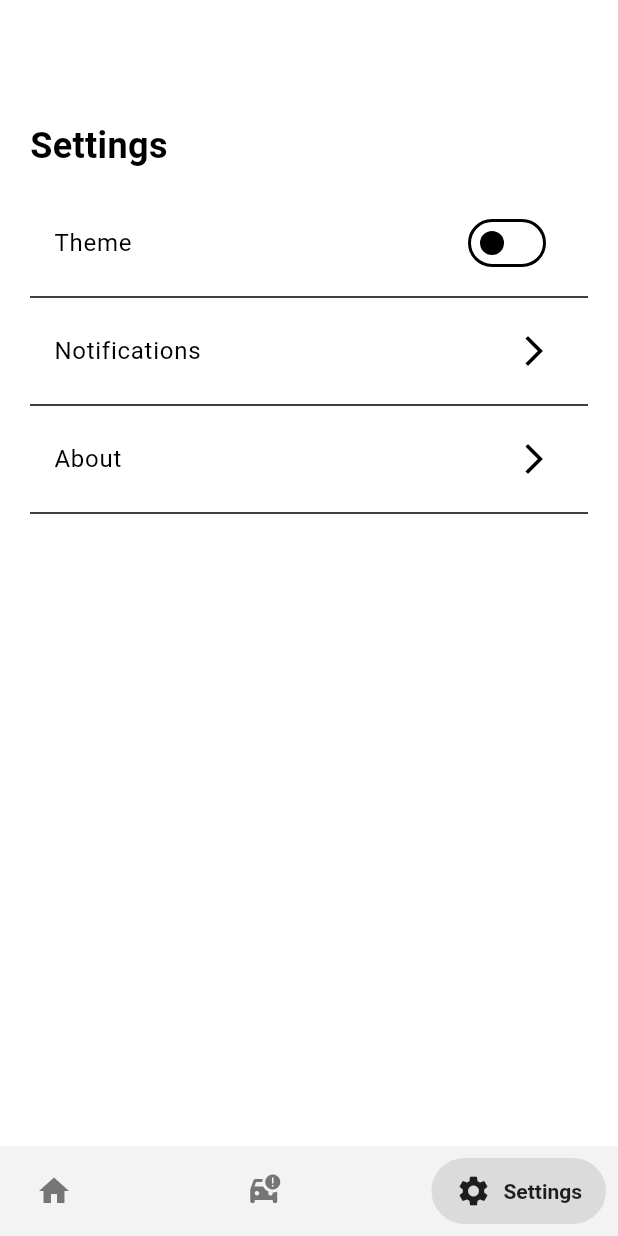
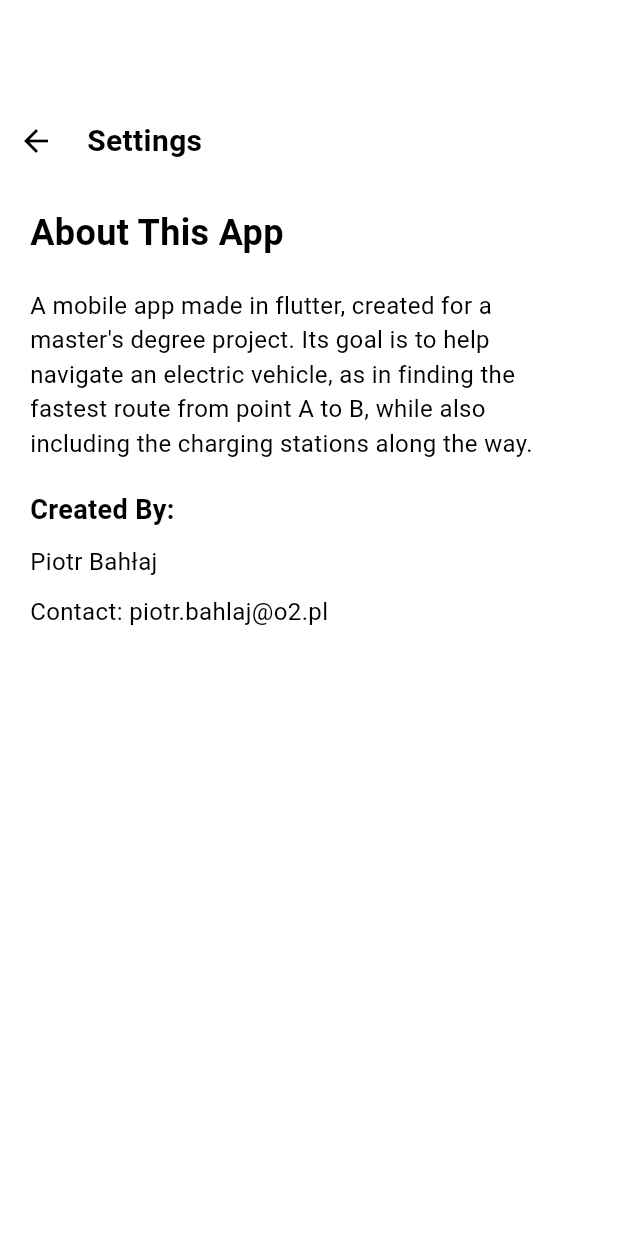
Before and after one commit to piotrbahlaj/charge_route, a Flutter app: the screen it shows after launch, item 3 of the bottom bar chosen, after a tap on "About", on a phone screen of 412 x 824 dp. Run offline on Flutter 3.47's test engine with Material 3 defaults, Android fonts, the phone set to English and light mode, and no system bars; drawn by our look-alikes of salomon_bottom_bar; our stand-ins replace bloc, equatable, flutter_bloc, go_router, google_fonts, google_maps_flutter; Roboto replaces fonts that are missing (Kanit).

Commit message:
done theme change bloc and created about page

```diff
--- a/lib/ core/router.dart
+++ b/lib/ core/router.dart
@@ -1,3 +1,4 @@
+import 'package:charge_route/features/about/about_page.dart';
 import 'package:charge_route/features/bottom_navigation_bar/presentation/bottom_nav_bar.dart';
 import 'package:charge_route/features/car_details/presentation/pages/car_details_page.dart';
 import 'package:charge_route/features/dashboard/presentation/pages/dashboard_page.dart';
@@ -31,5 +32,10 @@ final router = GoRouter(
         ),
       ],
     ),
+    // about page
+    GoRoute(
+      path: '/about',
+      builder: (context, state) => const AboutPage(),
+    ),
   ],
 );
--- /dev/null
+++ b/lib/features/about/about_page.dart
@@ -0,0 +1,77 @@
+import 'package:flutter/material.dart';
+import 'package:go_router/go_router.dart';
+
+class AboutPage extends StatelessWidget {
+  const AboutPage({Key? key}) : super(key: key);
+
+  @override
+  Widget build(BuildContext context) {
+    return Scaffold(
+      body: Padding(
+        padding: const EdgeInsets.symmetric(vertical: 70),
+        child: Column(
+          children: [
+            Row(
+              children: [
+                IconButton(
+                  icon: const Icon(Icons.arrow_back),
+                  onPressed: () {
+                    GoRouter.of(context).go('/settings');
+                  },
+                ),
+                const SizedBox(width: 10),
+                const Text(
+                  'Settings',
+                  style: TextStyle(
+                    fontSize: 20,
+                    fontWeight: FontWeight.bold,
+                  ),
+                ),
+              ],
+            ),
+            const Padding(
+              padding: EdgeInsets.symmetric(horizontal: 20),
+              child: Column(
+                crossAxisAlignment: CrossAxisAlignment.start,
+                children: [
+                  SizedBox(height: 20),
+                  Text(
+                    'About This App',
+                    style: TextStyle(
+                      fontSize: 24,
+                      fontWeight: FontWeight.bold,
+                    ),
+                  ),
+                  SizedBox(height: 20),
+                  Text(
+                    'A mobile app made in flutter, created for a master\'s degree project. Its goal is to help navigate an electric vehicle, as in finding the fastest route from point A to B, while also including the charging stations along the way.',
+                    style: TextStyle(fontSize: 16),
+                  ),
+                  SizedBox(height: 20),
+                  Text(
+                    'Created By:',
+                    style: TextStyle(
+                      fontSize: 18,
+                      fontWeight: FontWeight.bold,
+                    ),
+                  ),
+                  SizedBox(height: 10),
+                  Text(
+                    'Piotr Bahłaj',
+                    style: TextStyle(fontSize: 16),
+                  ),
+                  SizedBox(height: 10),
+                  Text(
+                    'Contact: piotr.bahlaj@o2.pl',
+                    style: TextStyle(fontSize: 16),
+                  ),
+                  // You can add more information about the creator or the app here
+                ],
+              ),
+            ),
+          ],
+        ),
+      ),
+    );
+  }
+}
--- a/lib/features/settings/presentation/bloc/settings_bloc.dart
+++ b/lib/features/settings/presentation/bloc/settings_bloc.dart
@@ -1,6 +1,5 @@
 import 'package:bloc/bloc.dart';
 import 'package:equatable/equatable.dart';
-import 'package:shared_preferences/shared_preferences.dart';
 
 part 'settings_event.dart';
 part 'settings_state.dart';
@@ -9,17 +8,7 @@ class SettingsBloc extends Bloc<SettingsEvent, SettingsState> {
   SettingsBloc() : super(SettingsInitial()) {
     on<ToggleThemeEvent>(_onToggleTheme);
   }
-  _onToggleTheme(ToggleThemeEvent event, Emitter<SettingsState> emit) async {}
+  _onToggleTheme(ToggleThemeEvent event, Emitter<SettingsState> emit) async {
+    emit(SettingsThemeUpdated(isDarkMode: event.isDarkMode));
+  }
 }
-
-Future<bool> isDarkMode() async {
-  final SharedPreferences sharedPreferences =
-      await SharedPreferences.getInstance();
-  return sharedPreferences.getBool('is_dark_mode') ?? false;
-}
-
-Future<void> setTheme(bool isDarkMode) async {
-  final SharedPreferences sharedPreferences =
-      await SharedPreferences.getInstance();
-  sharedPreferences.setBool('is_dark_mode', isDarkMode);
-}
--- a/lib/features/settings/presentation/bloc/settings_event.dart
+++ b/lib/features/settings/presentation/bloc/settings_event.dart
@@ -9,6 +9,5 @@ abstract class SettingsEvent extends Equatable {
 
 class ToggleThemeEvent extends SettingsEvent {
   final bool isDarkMode;
-
-  const ToggleThemeEvent({required this.isDarkMode});
+  const ToggleThemeEvent(this.isDarkMode);
 }
--- a/lib/features/settings/presentation/bloc/settings_state.dart
+++ b/lib/features/settings/presentation/bloc/settings_state.dart
@@ -8,3 +8,12 @@ abstract class SettingsState extends Equatable {
 }
 
 final class SettingsInitial extends SettingsState {}
+
+class SettingsThemeUpdated extends SettingsState {
+  final bool isDarkMode;
+
+  const SettingsThemeUpdated({required this.isDarkMode});
+
+  @override
+  List<Object> get props => [isDarkMode];
+}
--- a/lib/features/settings/presentation/pages/settings_page.dart
+++ b/lib/features/settings/presentation/pages/settings_page.dart
@@ -1,4 +1,7 @@
+import 'package:charge_route/features/settings/presentation/bloc/settings_bloc.dart';
 import 'package:flutter/material.dart';
+import 'package:flutter_bloc/flutter_bloc.dart';
+import 'package:go_router/go_router.dart';
 import 'package:google_fonts/google_fonts.dart';
 
 class SettingsPage extends StatelessWidget {
@@ -20,14 +23,21 @@ class SettingsPage extends StatelessWidget {
               ),
             ),
             const SizedBox(height: 20),
-            ListTile(
-              title: const Text('Theme'),
-              trailing: Switch(
-                value: false,
-                onChanged: (value) {},
-              ),
-              onTap: () {
-                // Navigate to theme settings page
+            BlocBuilder<SettingsBloc, SettingsState>(
+              builder: (context, state) {
+                final isDarkMode =
+                    (state is SettingsThemeUpdated) ? state.isDarkMode : false;
+                return ListTile(
+                  title: const Text('Theme'),
+                  trailing: Switch(
+                    value: isDarkMode,
+                    onChanged: (value) {
+                      BlocProvider.of<SettingsBloc>(context).add(
+                        ToggleThemeEvent(value),
+                      );
+                    },
+                  ),
+                );
               },
             ),
             const Divider(),
@@ -43,7 +53,7 @@ class SettingsPage extends StatelessWidget {
               title: const Text('About'),
               trailing: const Icon(Icons.arrow_forward_ios),
               onTap: () {
-                // Navigate to about page
+                GoRouter.of(context).go('/about');
               },
             ),
             const Divider(),
--- a/lib/main.dart
+++ b/lib/main.dart
@@ -1,6 +1,8 @@
 import 'package:charge_route/%20core/router.dart';
 import 'package:charge_route/%20core/theme.dart';
+import 'package:charge_route/features/settings/presentation/bloc/settings_bloc.dart';
 import 'package:flutter/material.dart';
+import 'package:flutter_bloc/flutter_bloc.dart';
 
 void main() {
   runApp(const Main());
@@ -11,12 +13,25 @@ class Main extends StatelessWidget {
 
   @override
   Widget build(BuildContext context) {
-    return MaterialApp.router(
-      routerConfig: router,
-      debugShowCheckedModeBanner: false,
-      theme: AppTheme.lightTheme,
-      darkTheme: AppTheme.darkTheme,
-      themeMode: ThemeMode.system,
+    return MultiBlocProvider(
+      providers: [
+        BlocProvider<SettingsBloc>(
+          create: (context) => SettingsBloc(),
+        ),
+      ],
+      child: BlocBuilder<SettingsBloc, SettingsState>(
+        builder: (context, state) {
+          return MaterialApp.router(
+            routerConfig: router,
+            debugShowCheckedModeBanner: false,
+            theme: AppTheme.lightTheme,
+            darkTheme: AppTheme.darkTheme,
+            themeMode: (state is SettingsThemeUpdated)
+                ? (state.isDarkMode ? ThemeMode.dark : ThemeMode.light)
+                : ThemeMode.system,
+          );
+        },
+      ),
     );
   }
 }
```
Also changed, not shown: 1 other file.
